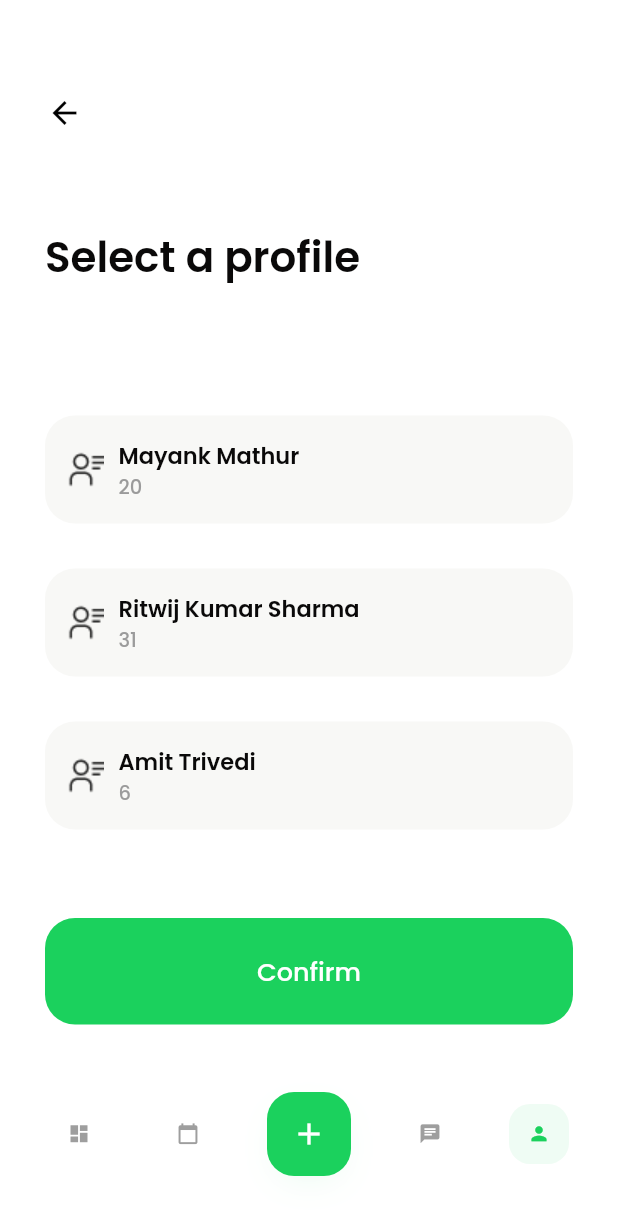
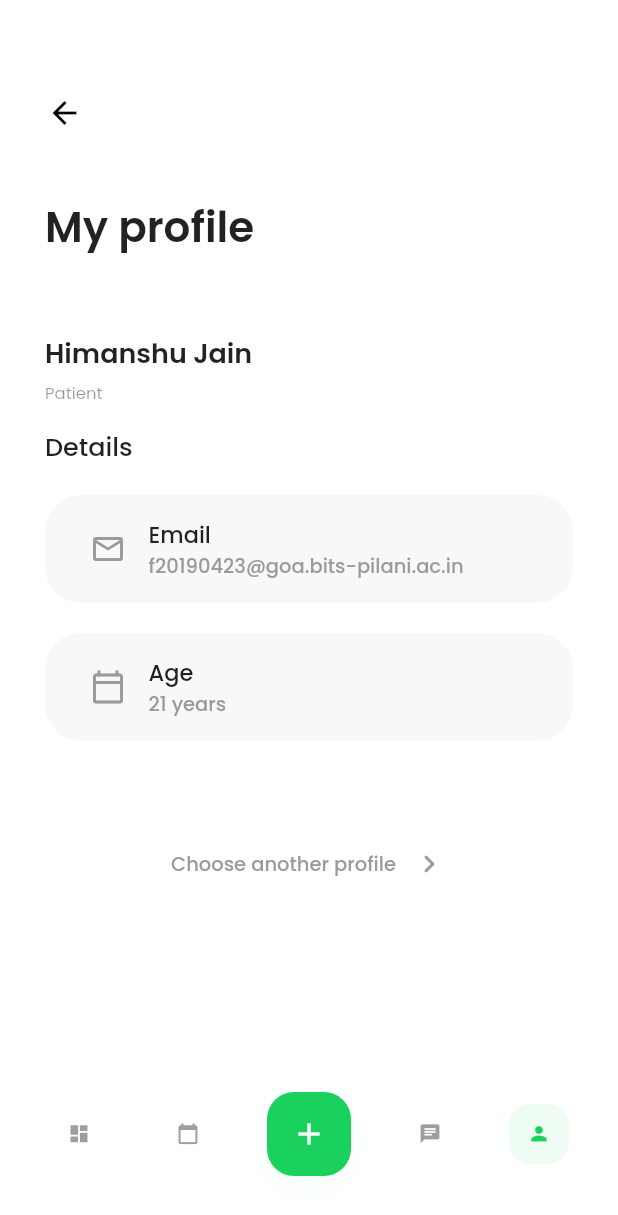
Before and after one commit to Mynk-9/flutter-medical-reminder, a Flutter app: the screen it shows after launch, item 4 of the bottom bar chosen, on a phone screen of 412 x 824 dp. Shown: the top 1215 px of the screen. Run offline on Flutter 3.47's test engine with Material 2 defaults, Android fonts, the phone set to English and light mode, and no system bars; our stand-ins replace google_fonts.

```diff
--- a/lib/screens/home_screen.dart
+++ b/lib/screens/home_screen.dart
@@ -1,8 +1,7 @@
 import 'package:flutter/material.dart';
 import 'package:flutter_medical_reminder/providers/bottom_nav_provider.dart';
-import 'package:flutter_medical_reminder/screens/add_medication.dart';
 import 'package:flutter_medical_reminder/screens/dashboard.dart';
-import 'package:flutter_medical_reminder/screens/select_profile.dart';
+import 'package:flutter_medical_reminder/screens/screens.dart';
 import 'package:flutter_medical_reminder/widgets/widgets.dart';
 import 'package:provider/provider.dart';
 
@@ -18,18 +17,7 @@ class _HomeScreenState extends State<HomeScreen> {
       0: Dashboard(),
       1: Dashboard(), //'Calendar()',
       3: Dashboard(), //'Chats',
-      4: SelectAProfile(
-        profiles: [
-          {'name': 'Mayank Mathur', 'age': 20},
-          {'name': 'Ritwij Kumar Sharma', 'age': 31},
-          {'name': 'Amit Trivedi', 'age': 6},
-          {'name': 'Kanishq Khandelwal', 'age': 69},
-          {'name': 'Mayank Mathur', 'age': 20},
-          {'name': 'Ritwij Kumar Sharma', 'age': 31},
-          {'name': 'Amit Trivedi', 'age': 6},
-          {'name': 'Kanishq Khandelwal', 'age': 69},
-        ],
-      ) //'Profile'
+      4: ProfileScreen()
     };
     final Map appBars = {
       0: null,
--- /dev/null
+++ b/lib/screens/profile.dart
@@ -0,0 +1,102 @@
+import 'package:flutter/material.dart';
+import 'package:flutter_medical_reminder/screens/screens.dart';
+import 'package:flutter_medical_reminder/widgets/widgets.dart';
+import 'package:google_fonts/google_fonts.dart';
+
+class ProfileScreen extends StatelessWidget {
+  const ProfileScreen({
+    Key? key,
+  }) : super(key: key);
+
+  @override
+  Widget build(BuildContext context) {
+    return SafeArea(
+      child: Padding(
+        padding: EdgeInsets.only(left: 30.0, top: 30.0, right: 30.0),
+        child: Column(
+          crossAxisAlignment: CrossAxisAlignment.start,
+          children: <Widget>[
+            Padding(
+                padding: const EdgeInsets.only(bottom: 50.0),
+                child: Text(
+                  'My profile',
+                  style: GoogleFonts.poppins(
+                      fontWeight: FontWeight.w600, fontSize: 28.0),
+                )),
+            Text(
+              'Himanshu Jain',
+              style: GoogleFonts.poppins(
+                  fontWeight: FontWeight.w600, fontSize: 18.0),
+            ),
+            Padding(
+                padding: EdgeInsets.only(top: 5.0, bottom: 15.0),
+                child: Text(
+                  'Patient',
+                  style: GoogleFonts.poppins(
+                      fontWeight: FontWeight.w400,
+                      fontSize: 11.0,
+                      color: Colors.black.withOpacity(0.4)),
+                )),
+            Padding(
+              padding: EdgeInsets.only(bottom: 20),
+              child: Text(
+                'Details',
+                style: GoogleFonts.poppins(
+                    fontWeight: FontWeight.w500, fontSize: 17.0),
+              ),
+            ),
+            ProfileDetailsCard(
+              iconData: Icons.email_outlined,
+              heading: 'Email',
+              content: 'f20190423@goa.bits-pilani.ac.in',
+            ),
+            ProfileDetailsCard(
+              iconData: Icons.calendar_today_outlined,
+              heading: 'Age',
+              content: '21 years',
+            ),
+            Padding(
+              padding: EdgeInsets.only(top: 50.0),
+              child: GestureDetector(
+                onTap: () {
+                  Navigator.push(
+                      context,
+                      MaterialPageRoute(
+                          builder: (context) => SelectAProfile(
+                                profiles: [
+                                  {'name': 'Mayank Mathur', 'age': 20},
+                                  {'name': 'Ritwij Kumar Sharma', 'age': 31},
+                                  {'name': 'Amit Trivedi', 'age': 6},
+                                  {'name': 'Kanishq Khandelwal', 'age': 69},
+                                  {'name': 'Mayank Mathur', 'age': 20},
+                                  {'name': 'Ritwij Kumar Sharma', 'age': 31},
+                                  {'name': 'Amit Trivedi', 'age': 6},
+                                  {'name': 'Kanishq Khandelwal', 'age': 69},
+                                ],
+                              )));
+                },
+                child: Row(
+                  mainAxisAlignment: MainAxisAlignment.center,
+                  children: <Widget>[
+                    Text(
+                      'Choose another profile',
+                      style: GoogleFonts.poppins(
+                          fontWeight: FontWeight.w500,
+                          fontSize: 13.0,
+                          color: Color.fromRGBO(155, 155, 155, 1)),
+                    ),
+                    SizedBox(
+                      width: 10.0,
+                    ),
+                    Icon(Icons.chevron_right_rounded,
+                        color: Color.fromRGBO(155, 155, 155, 1))
+                  ],
+                ),
+              ),
+            )
+          ],
+        ),
+      ),
+    );
+  }
+}
--- a/lib/screens/screens.dart
+++ b/lib/screens/screens.dart
@@ -2,3 +2,5 @@ export 'dashboard.dart';
 export 'home_screen.dart';
 export 'add_medication.dart';
 export 'login_screen.dart';
+export 'profile.dart';
+export 'select_profile.dart';
--- a/lib/screens/select_profile.dart
+++ b/lib/screens/select_profile.dart
@@ -1,5 +1,3 @@
-import 'dart:ffi';
-
 import 'package:flutter/material.dart';
 import 'package:flutter_medical_reminder/widgets/curved_card.dart';
 import 'package:google_fonts/google_fonts.dart';
--- /dev/null
+++ b/lib/widgets/profile_details_card.dart
@@ -0,0 +1,54 @@
+import 'package:flutter/material.dart';
+import 'package:google_fonts/google_fonts.dart';
+
+class ProfileDetailsCard extends StatelessWidget {
+  final IconData iconData;
+  final String heading;
+  final String content;
+
+  const ProfileDetailsCard(
+      {Key? key,
+      required this.iconData,
+      required this.heading,
+      required this.content})
+      : super(key: key);
+
+  @override
+  Widget build(BuildContext context) {
+    return Container(
+      margin: EdgeInsets.only(bottom: 20.0),
+      padding: EdgeInsets.symmetric(vertical: 15.0, horizontal: 30.0),
+      decoration: BoxDecoration(
+          borderRadius: BorderRadius.circular(24.0),
+          color: Color.fromRGBO(248, 248, 246, 1)),
+      child: Row(
+        children: <Widget>[
+          Icon(
+            iconData,
+            color: Color.fromRGBO(155, 155, 155, 1),
+          ),
+          SizedBox(
+            width: 15.0,
+          ),
+          Column(
+            crossAxisAlignment: CrossAxisAlignment.start,
+            children: <Widget>[
+              Text(
+                heading,
+                style: GoogleFonts.poppins(
+                    fontWeight: FontWeight.w500, fontSize: 15.0),
+              ),
+              Text(
+                content,
+                style: GoogleFonts.poppins(
+                    fontSize: 13.0,
+                    fontWeight: FontWeight.w500,
+                    color: Color.fromRGBO(155, 155, 155, 1)),
+              )
+            ],
+          )
+        ],
+      ),
+    );
+  }
+}
--- a/lib/widgets/widgets.dart
+++ b/lib/widgets/widgets.dart
@@ -1,3 +1,6 @@
 export 'bottom_navigation.dart';
 export 'medication_dropdown.dart';
 export 'medication_notifications.dart';
+export 'dashboard_welcome.dart';
+export 'curved_card.dart';
+export 'profile_details_card.dart';
```
